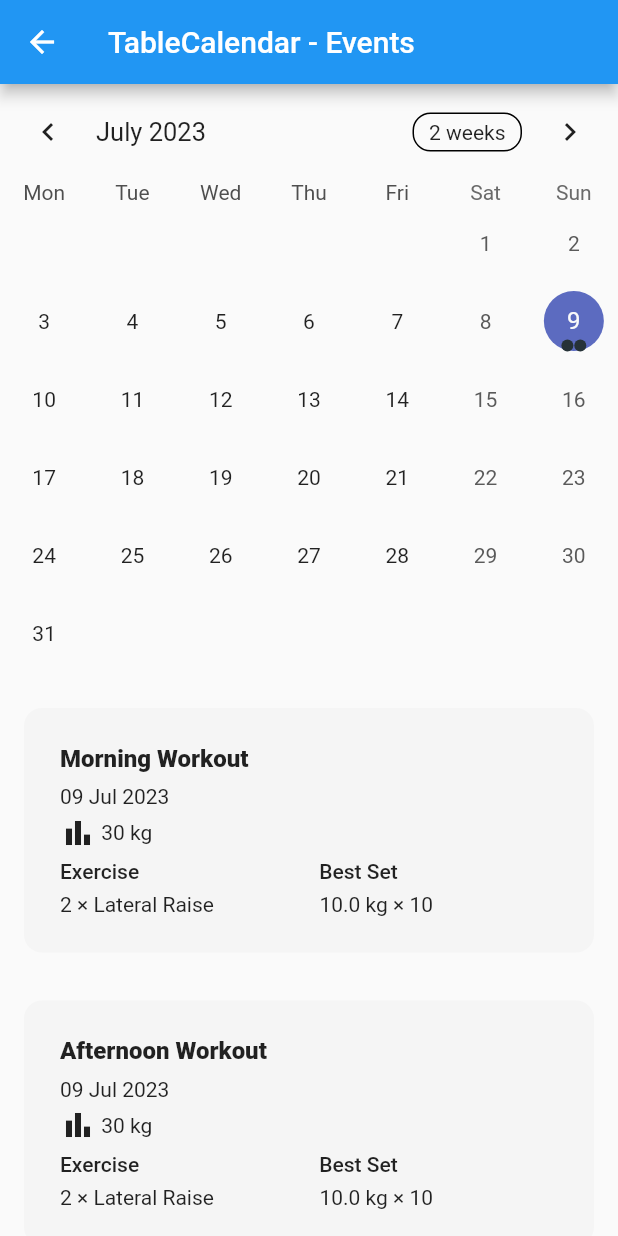
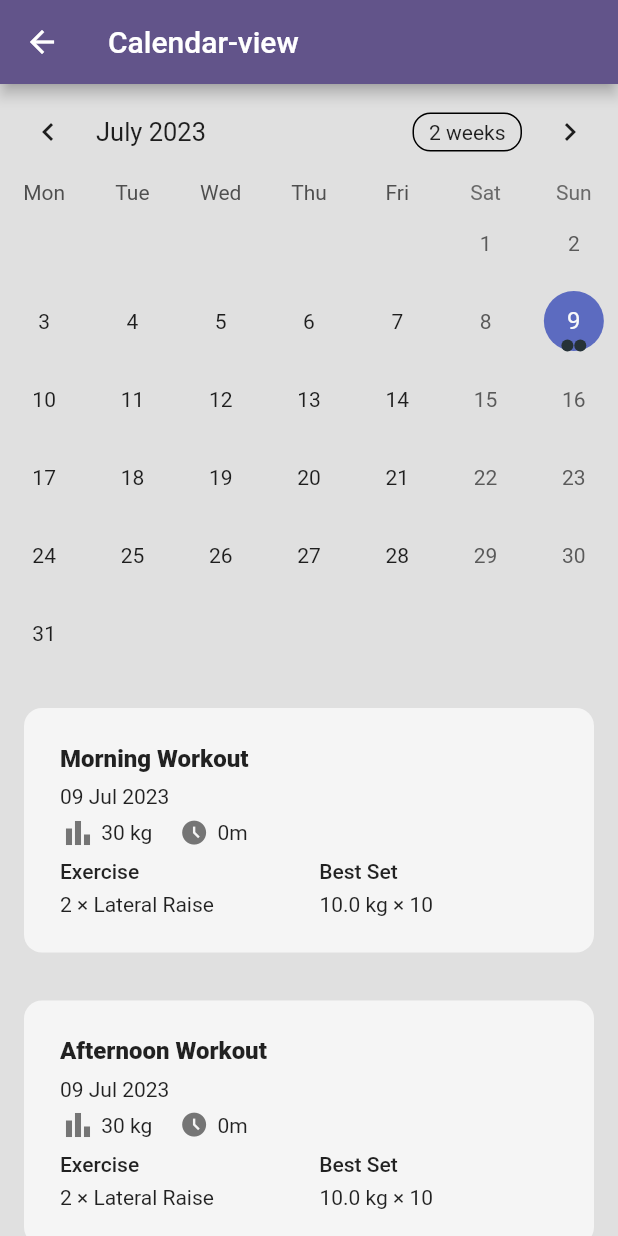
Before and after one commit to lambraydon/GymBros, a Flutter app: the WorkoutHistory screen opened directly, after a tap on the "calendar month" icon, on a phone screen of 412 x 824 dp. Run offline on Flutter 3.47's test engine with Material 2 defaults, Android fonts, the phone set to English and light mode, and no system bars; drawn by our look-alikes of auto_size_text, flutter_slidable, table_calendar; our stand-ins replace cloud_firestore, confetti, firebase_auth, firebase_core, firebase_storage, image_picker and 2 more; missing offline and left inert: dart:ffi; accounts and stored records are empty.

Commit message:
- Added workout timer feature for app - Added duration field for workout class to store duration of workout in seconds - Updated workoutTile.dart to reflect workout duration

```diff
--- a/lib/screens/components/workoutTile.dart
+++ b/lib/screens/components/workoutTile.dart
@@ -53,27 +53,38 @@ class WorkoutTile extends StatelessWidget {
               AutoSizeText(
                 workout.name,
                 style: const TextStyle(
-                  fontWeight: FontWeight.w800,
-                  fontSize: 16.0
-                ),
+                    fontWeight: FontWeight.w800, fontSize: 16.0),
               ),
               Container(
                 padding: const EdgeInsets.symmetric(vertical: 4),
               ),
-              AutoSizeText(
-                workout.formatDate()
-              ),
+              AutoSizeText(workout.formatDate()),
               Container(
                 padding: const EdgeInsets.symmetric(vertical: 2),
               ),
-              const Row(
+              Row(
                 children: [
                   Row(
                     children: [
-                      Icon(Icons.bar_chart),
-                      AutoSizeText(" 30 kg"),
+                      Icon(Icons.bar_chart, color: Colors.grey.shade600,),
+                      const AutoSizeText(" 30 kg"),
                     ],
                   ),
+                  const SizedBox(
+                    width: 16,
+                  ),
+                  Row(
+                    children: [
+                      Transform.scale(
+                        scale: 0.8,
+                        child: Icon(
+                          Icons.access_time_filled,
+                          color: Colors.grey.shade600,
+                        ),
+                      ),
+                      AutoSizeText(" ${workout.formatWorkoutDuration()}")
+                    ],
+                  )
                 ],
               ),
               Container(
@@ -106,8 +117,7 @@ class WorkoutTile extends StatelessWidget {
                     children: [
                       SizedBox(
                         width: 173,
-                        child:
-                            AutoSizeText(workout.workoutSummary()[index]),
+                        child: AutoSizeText(workout.workoutSummary()[index]),
                       ),
                       AutoSizeText(
                           workout.exercises[index].bestSet().toString()),
--- a/lib/screens/workoutTracker/calendar.dart
+++ b/lib/screens/workoutTracker/calendar.dart
@@ -2,6 +2,7 @@ import 'dart:collection';
 
 import 'package:flutter/material.dart';
 import 'package:gymbros/screens/workoutTracker/workout.dart';
+import 'package:gymbros/shared/constants.dart';
 import 'package:table_calendar/table_calendar.dart';
 import '../components/workoutTile.dart';
 
@@ -131,9 +132,12 @@ class _CalendarState extends State<Calendar> {
   Widget build(BuildContext context) {
     return Scaffold(
       appBar: AppBar(
-        title: const Text('TableCalendar - Events'),
+        backgroundColor: appBarColor,
+        title: const Text('Calendar-view'),
       ),
-      body: Column(
+      body: Container(
+        color: backgroundColor,
+        child: Column(
           children: [
             TableCalendar<Workout>(
               firstDay: DateTime.utc(2023, 1, 1),
@@ -182,6 +186,7 @@ class _CalendarState extends State<Calendar> {
             ),
           ],
         ),
+      ),
     );
   }
 }
--- a/lib/screens/workoutTracker/workout.dart
+++ b/lib/screens/workoutTracker/workout.dart
@@ -4,6 +4,7 @@ import 'package:intl/intl.dart';
 class Workout {
   final String name;
   final List<Exercise> exercises;
+  int workoutDurationInSec = 0;
   String workoutId = 'not set';
   DateTime start = DateTime.now();
 
@@ -37,6 +38,7 @@ class Workout {
     return {
       "name": name,
       "start": start,
+      "workoutDurationInSec": workoutDurationInSec,
       "exercises": exercises.map((exercise) => exercise.toJson()).toList()
     };
   }
@@ -49,4 +51,16 @@ class Workout {
     final formatter = DateFormat('dd MMM yyyy');
     return formatter.format(start);
   }
+
+  String formatWorkoutDuration() {
+    int min = workoutDurationInSec ~/ 60 % 60;
+    int hour = workoutDurationInSec ~/ 3600;
+    String format = "${hour}h $min";
+
+    if (hour == 0) {
+      format = "${min}m";
+    }
+
+    return format;
+  }
 }
--- a/lib/services/databaseservice.dart
+++ b/lib/services/databaseservice.dart
@@ -69,6 +69,9 @@ class DatabaseService {
         // exercise list
         exercises: [],
       );
+
+      // update workoutDurationInSec
+      workout.workoutDurationInSec = workoutSnapshot['workoutDurationInSec'];
 
       // update DateTime
       workout.setDateTime(workoutSnapshot['start'].toDate());
--- a/lib/shared/restTimer.dart
+++ b/lib/shared/restTimer.dart
@@ -87,7 +87,7 @@ class _RestTimerState extends State<RestTimer> {
                     percent: percent,
                     radius: 130,
                     animateFromLastPercent: true,
-                    backgroundColor: Colors.grey,
+                    backgroundColor: Colors.grey.shade300,
                     progressColor: appBarColor,
                     circularStrokeCap: CircularStrokeCap.round,
                     center: Column(
@@ -120,13 +120,13 @@ class _RestTimerState extends State<RestTimer> {
                             modifyTime(-10);
                           },
                           buttonText: "-10s",
-                          color: Colors.grey),
+                          color: Colors.grey.shade400),
                       CustomTextButton(
                           onPressed: () {
                             modifyTime(10);
                           },
                           buttonText: "+10s",
-                          color: Colors.grey),
+                          color: Colors.grey.shade400),
                       CustomTextButton(
                           onPressed: () {
                             Navigator.pop(context);
```
Also changed, not shown: lib/screens/workoutTracker/logger.dart (+48 -1 lines). Lines whose indentation alone changed are shown as unchanged.
